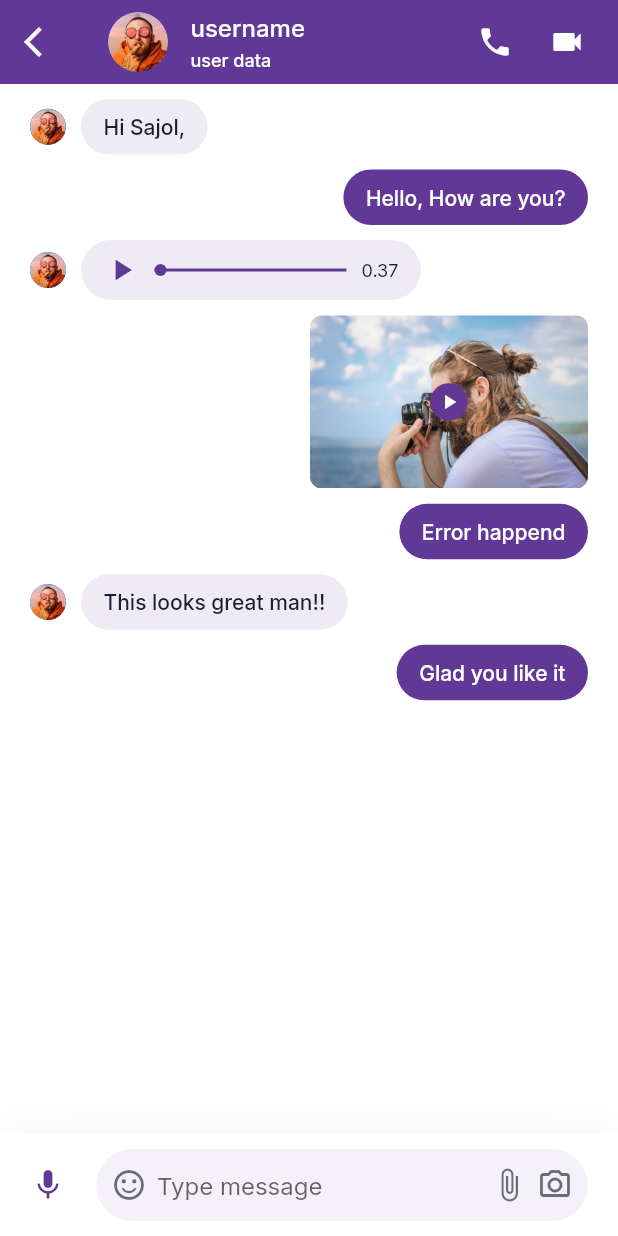
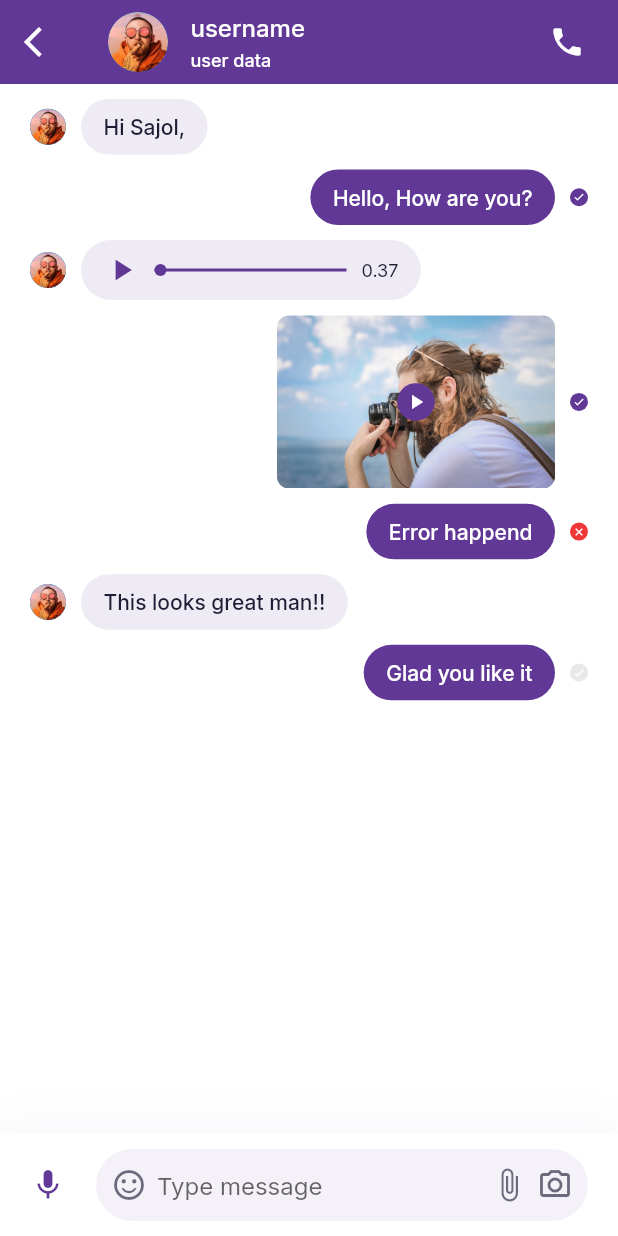
Before and after one commit to omnrohr/orthostage_chat_app, a Flutter app: the MessageScreen screen opened directly, on a phone screen of 412 x 824 dp. Run offline on Flutter 3.47's test engine with Material 2 defaults, Android fonts, the phone set to English and light mode, and no system bars; our stand-ins replace google_fonts.

Commit message:
UI done but far to implement

```diff
--- a/lib/screens/messages/components/message.dart
+++ b/lib/screens/messages/components/message.dart
@@ -43,8 +43,45 @@
             )
           ],
           messageContent(message),
+          if (message.isSender) MessageStatusDot(status: message.messageStatus),
         ],
       ),
     );
   }
 }
+
+class MessageStatusDot extends StatelessWidget {
+  final MessageStatus? status;
+
+  const MessageStatusDot({Key? key, this.status}) : super(key: key);
+  @override
+  Widget build(BuildContext context) {
+    Color dotColor(MessageStatus status) {
+      switch (status) {
+        case MessageStatus.not_sent:
+          return kErrorColor;
+        case MessageStatus.not_view:
+          return Theme.of(context).textTheme.bodyText1!.color!.withOpacity(0.1);
+        case MessageStatus.viewed:
+          return kPrimaryColor;
+        default:
+          return Colors.transparent;
+      }
+    }
+
+    return Container(
+      margin: EdgeInsets.only(left: kDefaultPadding / 2),
+      height: 12,
+      width: 12,
+      decoration: BoxDecoration(
+        color: dotColor(status!),
+        shape: BoxShape.circle,
+      ),
+      child: Icon(
+        status == MessageStatus.not_sent ? Icons.close : Icons.done,
+        size: 8,
+        color: Theme.of(context).scaffoldBackgroundColor,
+      ),
+    );
+  }
+}
--- a/lib/screens/messages/messages_screen.dart
+++ b/lib/screens/messages/messages_screen.dart
@@ -44,10 +44,10 @@
           onPressed: () {},
           icon: const Icon(Icons.local_phone),
         ),
-        IconButton(
-          onPressed: () {},
-          icon: const Icon(Icons.videocam),
-        ),
+        // IconButton(
+        //   onPressed: () {},
+        //   icon: const Icon(Icons.videocam),
+        // ),
         const SizedBox(
           width: kDefaultPadding / 2,
         )
```
